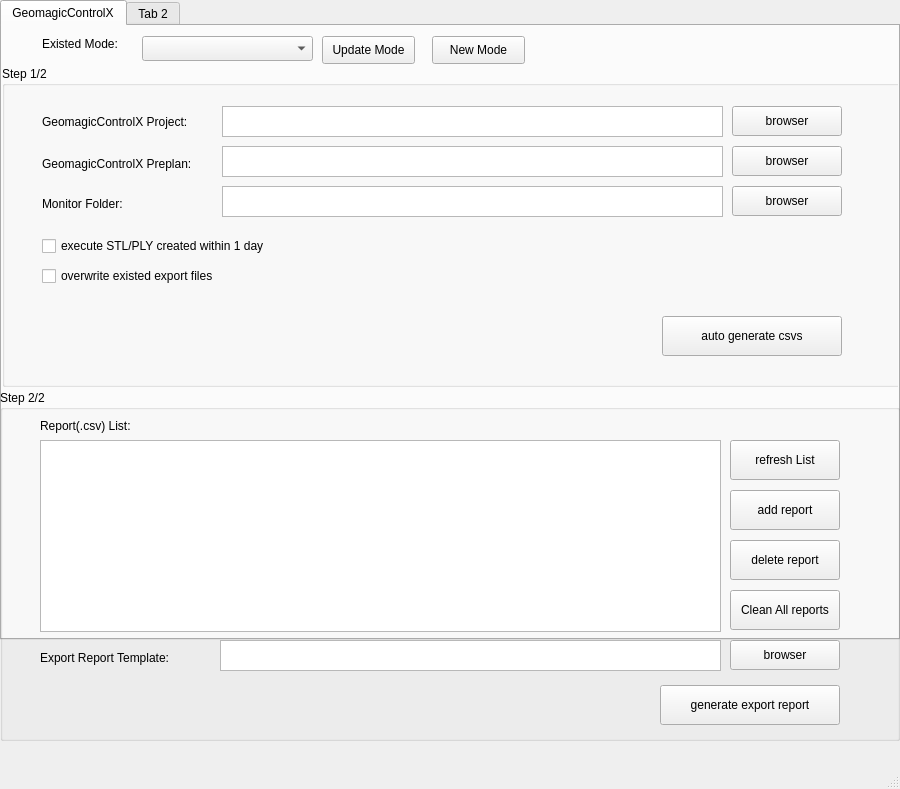
Above: ui/SQEAutoTest.ui from flying0dancing/CX_GenerateReport before the change. Below: the same form after it.
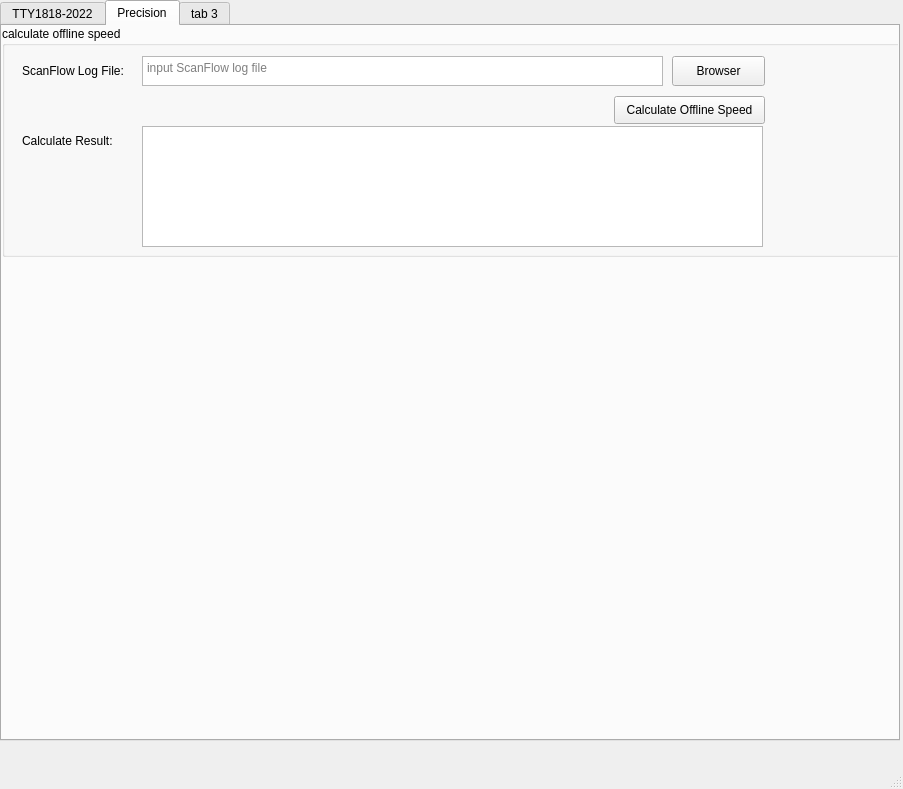
That is the form after the change.

Diff of the .ui file:
```diff
--- a/ui/SQEAutoTest.ui
+++ b/ui/SQEAutoTest.ui
@@ -6,7 +6,7 @@
    <rect>
     <x>0</x>
     <y>0</y>
-    <width>900</width>
+    <width>903</width>
     <height>789</height>
    </rect>
   </property>
@@ -20,15 +20,15 @@
       <x>0</x>
       <y>0</y>
       <width>900</width>
-      <height>640</height>
+      <height>741</height>
      </rect>
     </property>
     <property name="currentIndex">
-     <number>0</number>
+     <number>1</number>
     </property>
     <widget class="QWidget" name="tab_CX">
      <attribute name="title">
-      <string>GeomagicControlX</string>
+      <string>TTY1818-2022</string>
      </attribute>
      <widget class="QGroupBox" name="groupBox_step1">
       <property name="geometry">
@@ -239,18 +239,11 @@
        <string>New Mode</string>
       </property>
      </widget>
-    </widget>
-    <widget class="QWidget" name="tab_2">
-     <attribute name="title">
-      <string>Tab 2</string>
-     </attribute>
-    </widget>
-   </widget>
    <widget class="QGroupBox" name="groupBox_step2">
     <property name="geometry">
      <rect>
       <x>0</x>
-      <y>390</y>
+        <y>360</y>
       <width>900</width>
       <height>351</height>
      </rect>
@@ -384,6 +377,119 @@
     </widget>
    </widget>
   </widget>
+    <widget class="QWidget" name="tab_Precision">
+     <attribute name="title">
+      <string>Precision</string>
+     </attribute>
+     <widget class="QGroupBox" name="groupBox_offlineSpeed">
+      <property name="geometry">
+       <rect>
+        <x>0</x>
+        <y>0</y>
+        <width>900</width>
+        <height>231</height>
+       </rect>
+      </property>
+      <property name="title">
+       <string>calculate offline speed</string>
+      </property>
+      <widget class="QLabel" name="label_SFlog">
+       <property name="geometry">
+        <rect>
+         <x>20</x>
+         <y>30</y>
+         <width>111</width>
+         <height>30</height>
+        </rect>
+       </property>
+       <property name="text">
+        <string>ScanFlow Log File: </string>
+       </property>
+      </widget>
+      <widget class="QTextEdit" name="textEdit_SFLog">
+       <property name="geometry">
+        <rect>
+         <x>140</x>
+         <y>30</y>
+         <width>521</width>
+         <height>30</height>
+        </rect>
+       </property>
+       <property name="markdown">
+        <string/>
+       </property>
+       <property name="html">
+        <string>&lt;!DOCTYPE HTML PUBLIC &quot;-//W3C//DTD HTML 4.0//EN&quot; &quot;http://www.w3.org/TR/REC-html40/strict.dtd&quot;&gt;
+&lt;html&gt;&lt;head&gt;&lt;meta name=&quot;qrichtext&quot; content=&quot;1&quot; /&gt;&lt;style type=&quot;text/css&quot;&gt;
+p, li { white-space: pre-wrap; }
+&lt;/style&gt;&lt;/head&gt;&lt;body style=&quot; font-family:'MS Shell Dlg 2'; font-size:7.8pt; font-weight:400; font-style:normal;&quot;&gt;
+&lt;p style=&quot;-qt-paragraph-type:empty; margin-top:0px; margin-bottom:0px; margin-left:0px; margin-right:0px; -qt-block-indent:0; text-indent:0px;&quot;&gt;&lt;br /&gt;&lt;/p&gt;&lt;/body&gt;&lt;/html&gt;</string>
+       </property>
+       <property name="placeholderText">
+        <string>input ScanFlow log file</string>
+       </property>
+      </widget>
+      <widget class="QPushButton" name="pushButton_SFlogBrowser">
+       <property name="geometry">
+        <rect>
+         <x>670</x>
+         <y>30</y>
+         <width>93</width>
+         <height>30</height>
+        </rect>
+       </property>
+       <property name="text">
+        <string>Browser</string>
+       </property>
+      </widget>
+      <widget class="QLabel" name="label_offlineSpeedResult">
+       <property name="geometry">
+        <rect>
+         <x>20</x>
+         <y>100</y>
+         <width>111</width>
+         <height>30</height>
+        </rect>
+       </property>
+       <property name="text">
+        <string>Calculate Result:</string>
+       </property>
+      </widget>
+      <widget class="QTextEdit" name="textEdit_offlineSpeedResult">
+       <property name="geometry">
+        <rect>
+         <x>140</x>
+         <y>100</y>
+         <width>621</width>
+         <height>121</height>
+        </rect>
+       </property>
+       <property name="readOnly">
+        <bool>true</bool>
+       </property>
+      </widget>
+      <widget class="QPushButton" name="pushButton_calc_offlineSpeed">
+       <property name="geometry">
+        <rect>
+         <x>612</x>
+         <y>70</y>
+         <width>151</width>
+         <height>28</height>
+        </rect>
+       </property>
+       <property name="text">
+        <string>Calculate Offline Speed</string>
+       </property>
+      </widget>
+     </widget>
+    </widget>
+    <widget class="QWidget" name="tab">
+     <attribute name="title">
+      <string>tab 3</string>
+     </attribute>
+    </widget>
+   </widget>
+  </widget>
   <widget class="QMenuBar" name="menubar">
    <property name="geometry">
     <rect>
```
Left out of the diff: 39 changed lines with no effect on the pictures. Lines whose indentation alone changed are shown as unchanged.
